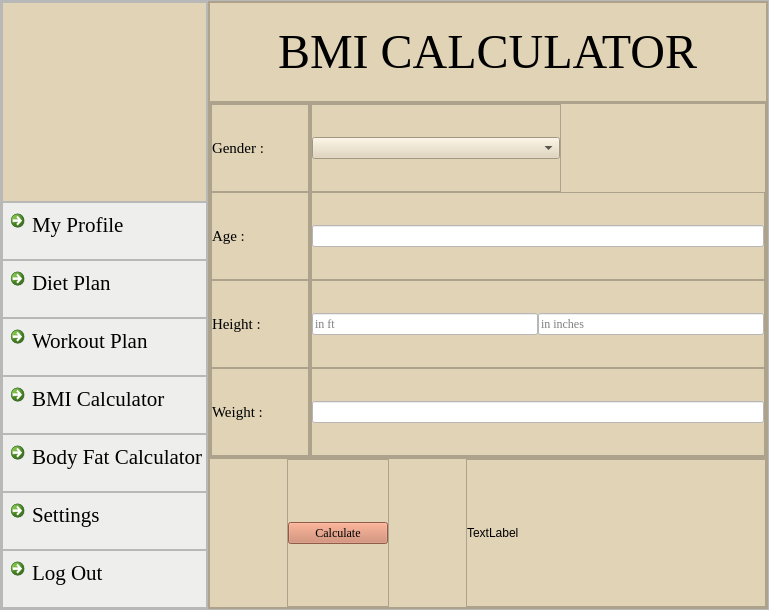
Before: the Qt Designer form bmi.ui in skidgefries/rightmeal, drawn with Qt 5.
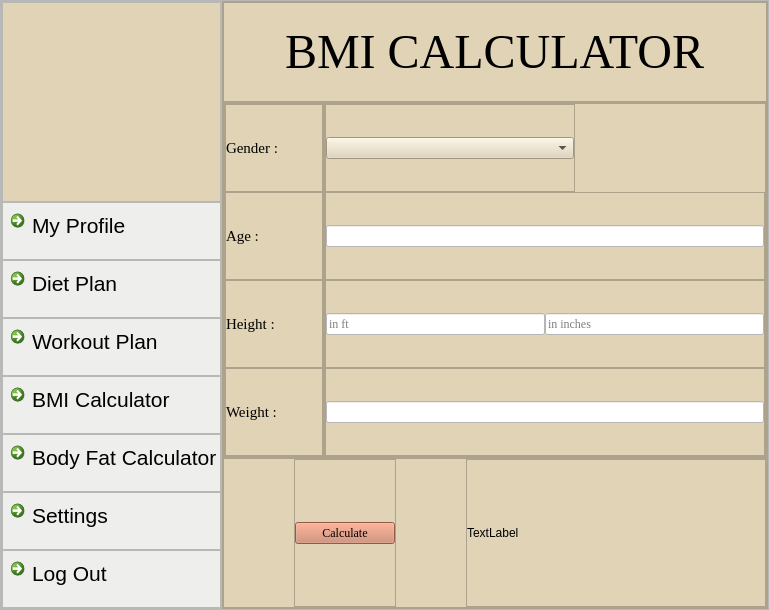
After: the same form once the commit is applied. Icons and pictures are not drawn.

```diff
--- a/bmi.ui
+++ b/bmi.ui
@@ -182,7 +182,7 @@
              <widget class="QCommandLinkButton" name="commandLinkButton_6">
               <property name="font">
                <font>
-                <family>Times New Roman</family>
+                <family>Segoe UI</family>
                 <pointsize>16</pointsize>
                 <bold>false</bold>
                </font>
@@ -223,7 +223,7 @@
              <widget class="QCommandLinkButton" name="commandLinkButton_21">
               <property name="font">
                <font>
-                <family>Times New Roman</family>
+                <family>Segoe UI</family>
                 <pointsize>16</pointsize>
                 <bold>false</bold>
                </font>
@@ -264,7 +264,7 @@
              <widget class="QCommandLinkButton" name="commandLinkButton_22">
               <property name="font">
                <font>
-                <family>Times New Roman</family>
+                <family>Segoe UI</family>
                 <pointsize>16</pointsize>
                 <bold>false</bold>
                </font>
@@ -305,7 +305,7 @@
              <widget class="QCommandLinkButton" name="commandLinkButton_23">
               <property name="font">
                <font>
-                <family>Times New Roman</family>
+                <family>Segoe UI</family>
                 <pointsize>16</pointsize>
                 <bold>false</bold>
                </font>
@@ -346,7 +346,7 @@
              <widget class="QCommandLinkButton" name="commandLinkButton_24">
               <property name="font">
                <font>
-                <family>Times New Roman</family>
+                <family>Segoe UI</family>
                 <pointsize>16</pointsize>
                 <bold>false</bold>
                </font>
@@ -387,7 +387,7 @@
              <widget class="QCommandLinkButton" name="commandLinkButton_25">
               <property name="font">
                <font>
-                <family>Times New Roman</family>
+                <family>Segoe UI</family>
                 <pointsize>16</pointsize>
                 <bold>false</bold>
                </font>
@@ -428,7 +428,7 @@
              <widget class="QCommandLinkButton" name="commandLinkButton_26">
               <property name="font">
                <font>
-                <family>Times New Roman</family>
+                <family>Segoe UI</family>
                 <pointsize>16</pointsize>
                 <bold>false</bold>
                </font>
@@ -822,6 +822,15 @@
                       <family>Times New Roman</family>
                      </font>
                     </property>
+                    <property name="styleSheet">
+                     <string notr="true">QMainWindow {background: #e0d3b6;}
+QWidget {background: #e0d3b6;}
+QFrame {background: #e0d3b6;}
+QCommandLinkButton  {background:#e0d3b6;}
+QLabel {background: #e0d3b6;}
+QLineEdit {font: #161514;}
+QLineEdit {background: #ffffff;}</string>
+                    </property>
                     <item>
                      <property name="text">
                       <string/>
```
Left out of the diff: 2 changed lines with no effect on the pictures.
